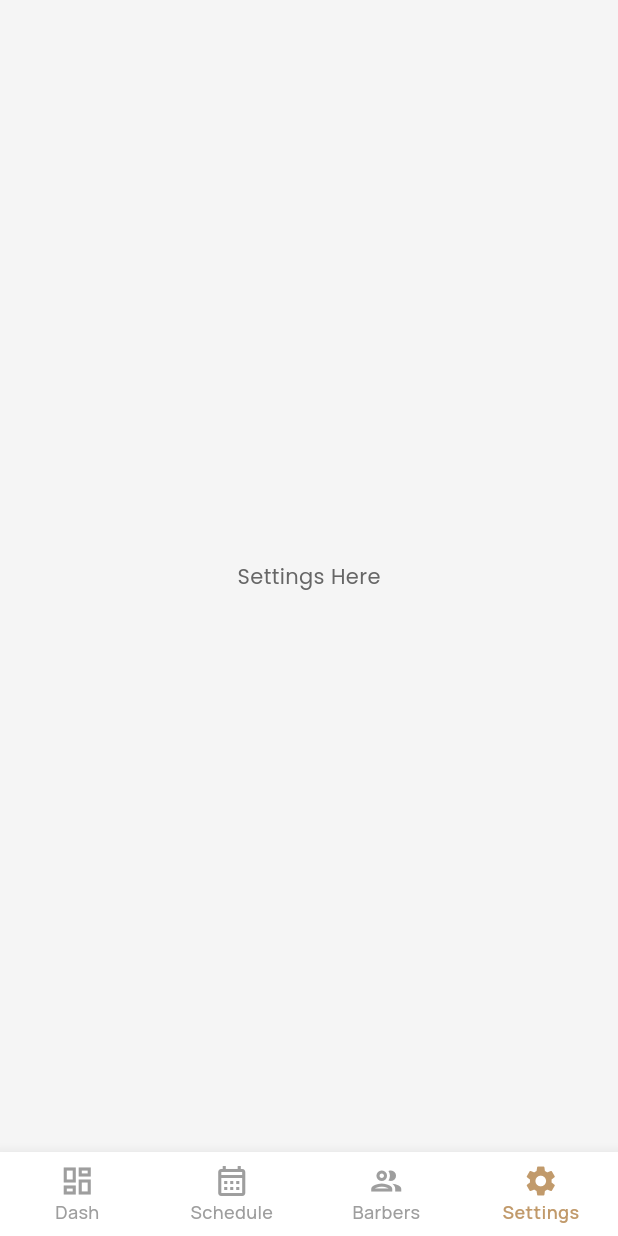
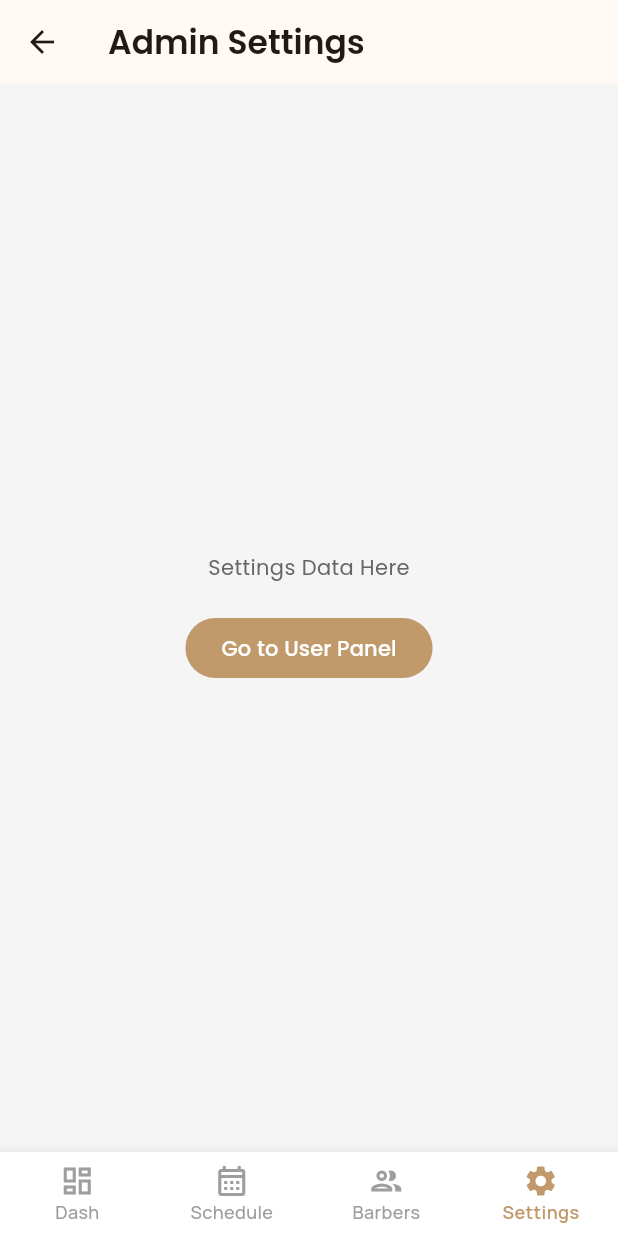
Before and after one commit to ANKITDANDOTIYA/StylenCut, a Flutter app: the AdminMainScreen screen opened directly, item 4 of the bottom bar chosen, on a phone screen of 412 x 824 dp. Run offline on Flutter 3.47's test engine with Material 3 defaults, Android fonts, the phone set to English and light mode, and no system bars; our stand-ins replace google_fonts, shared_preferences; accounts and stored records are empty.

Commit message:
RBAC Complete

```diff
--- a/lib/screens/admin/admin_main_screen.dart
+++ b/lib/screens/admin/admin_main_screen.dart
@@ -4,6 +4,7 @@ import 'package:google_fonts/google_fonts.dart';
 import 'package:barber_flow/screens/admin/admin_dashboard_screen.dart';
 import 'package:barber_flow/screens/admin/admin_today_bookings_screen.dart';
 import 'package:barber_flow/screens/admin/admin_manage_barbers_screen.dart';
+import 'package:barber_flow/screens/main_screen.dart';
 
 class AdminMainScreen extends StatefulWidget {
   const AdminMainScreen({super.key});
@@ -19,7 +20,7 @@ class _AdminMainScreenState extends State<AdminMainScreen> {
     const AdminDashboardScreen(),
     const AdminTodayBookingsScreen(),
     const AdminManageBarbersScreen(), // Using as "Clients" or "Manage Barbers" tab
-    const Scaffold(body: Center(child: Text('Settings Here'))),
+    const _AdminSettingsScreen(),
   ];
 
   @override
@@ -66,3 +67,31 @@ class _AdminMainScreenState extends State<AdminMainScreen> {
     );
   }
 }
+
+class _AdminSettingsScreen extends StatelessWidget {
+  const _AdminSettingsScreen();
+
+  @override
+  Widget build(BuildContext context) {
+    return Scaffold(
+      appBar: AppBar(title: const Text('Admin Settings')),
+      body: Center(
+        child: Column(
+          mainAxisAlignment: MainAxisAlignment.center,
+          children: [
+            const Text('Settings Data Here'),
+            const SizedBox(height: 20),
+            ElevatedButton(
+              onPressed: () {
+                Navigator.of(context).push(
+                  MaterialPageRoute(builder: (_) => const MainScreen()),
+                );
+              },
+              child: const Text('Go to User Panel'),
+            ),
+          ],
+        ),
+      ),
+    );
+  }
+}
--- a/lib/screens/auth/login_screen.dart
+++ b/lib/screens/auth/login_screen.dart
@@ -4,7 +4,7 @@ import 'package:google_fonts/google_fonts.dart';
 import '../../viewmodels/auth_viewmodel.dart';
 import '../../services/auth_service.dart';
 import 'signup_screen.dart';
-import '../admin/admin_dashboard_screen.dart';
+import '../admin/admin_main_screen.dart';
 import '../main_screen.dart';
 
 class LoginScreen extends StatefulWidget {
@@ -30,7 +30,7 @@ class _LoginScreenState extends State<LoginScreen> {
       if (role == 'admin') {
         Navigator.pushReplacement(
           context,
-          MaterialPageRoute(builder: (_) => const AdminDashboardScreen()),
+          MaterialPageRoute(builder: (_) => const AdminMainScreen()),
         );
       } else {
         Navigator.pushReplacement(
--- a/lib/screens/main_screen.dart
+++ b/lib/screens/main_screen.dart
@@ -15,6 +15,22 @@ class MainScreen extends StatefulWidget {
 
 class _MainScreenState extends State<MainScreen> {
   int _currentIndex = 0;
+  String _role = 'user';
+
+  @override
+  void initState() {
+    super.initState();
+    _loadRole();
+  }
+
+  Future<void> _loadRole() async {
+    final role = await AuthService.getRole();
+    if (mounted) {
+      setState(() {
+        _role = role ?? 'user';
+      });
+    }
+  }
 
   @override
   Widget build(BuildContext context) {
@@ -29,6 +45,7 @@ class _MainScreenState extends State<MainScreen> {
             children: [
               const Text('Profile Data Here'),
               const SizedBox(height: 20),
+              if (_role == 'admin') ...[
                 ElevatedButton(
                   onPressed: () {
                     Navigator.of(context).push(
@@ -38,6 +55,7 @@ class _MainScreenState extends State<MainScreen> {
                   child: const Text('Go to Admin Panel'),
                 ),
                 const SizedBox(height: 20),
+              ],
               ElevatedButton(
                 onPressed: () async {
                   await AuthService.logout();
--- a/lib/viewmodels/auth_viewmodel.dart
+++ b/lib/viewmodels/auth_viewmodel.dart
@@ -34,12 +34,12 @@ class AuthViewModel extends ChangeNotifier {
     }
   }
 
-  Future<bool> signup(String name, String email, String password, String role) async {
+  Future<bool> signup(String name, String email, String password, String role, {String? salonName}) async {
     _setLoading(true);
     _errorMessage = '';
 
     try {
-      final result = await AuthService.signup(name, email, password, role);
+      final result = await AuthService.signup(name, email, password, role, salonName: salonName);
 
       if (result['success'] == true) {
         return true;
```
Also changed, not shown: lib/screens/auth/signup_screen.dart (+12 -0 lines), lib/services/auth_service.dart (+7 -2 lines), 2 other files. Lines whose indentation alone changed are shown as unchanged.
